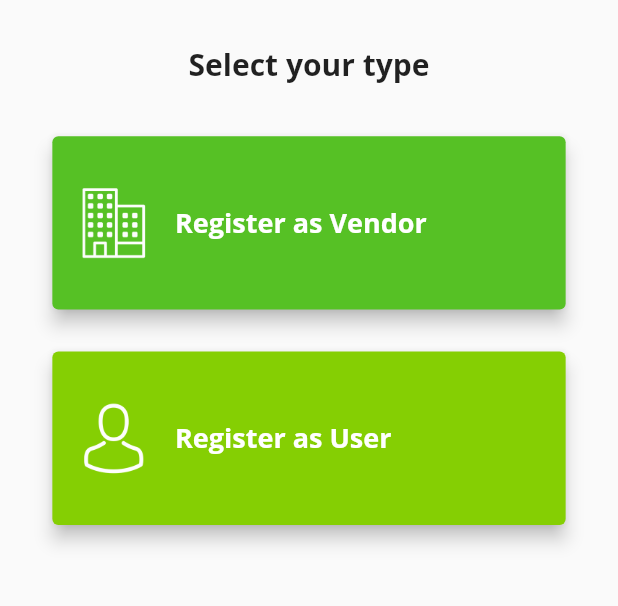
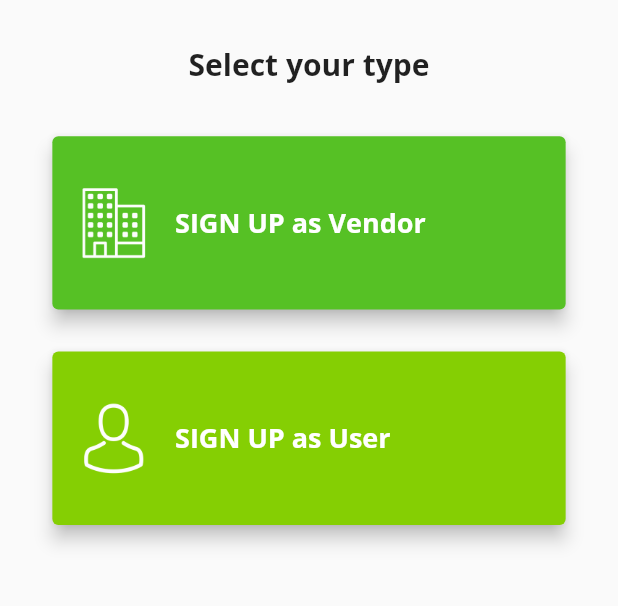
Before and after one commit to bhabalhemant/scrap_green, a Flutter app: the SelectTypeScreen screen opened by its route, on a phone screen of 412 x 824 dp, the part 464-1070 px from its top. Run offline on Flutter 3.47's test engine with Material 2 defaults, Android fonts, the phone set to English and light mode, and no system bars; our stand-ins replace carousel_slider, datetime_picker_formfield, dio, easy_localization, equatable, file_picker and 9 more; accounts and stored records are empty.

Commit message:
new changes add

```diff
--- a/assets/translations/en-US.json
+++ b/assets/translations/en-US.json
@@ -2,7 +2,19 @@
   "sign_up": "SIGN UP",
   "sign_up_desc": "Sign up with Scrap Green and you are ready to sell your scrap without any hassle. Sit at home and sell your scrap",
   "sign_in": "SIGN IN",
+  "sign_in_vendor": "SIGN IN VENDOR",
   "stay_home": "#STAYHOME",
   "create_your_account": "Create your account",
-  "forgot_password": "Forgot Password?"
+  "forgot_password": "Forgot Password?",
+  "vendor_login_click": "Vendor SIGN IN click here.",
+  "user_login_click": "User SIGN IN click here.",
+  "select_type": "Select your type",
+  "sign_up_vendor": "SIGN UP as Vendor",
+  "sign_up_user": "SIGN UP as User",
+  "check_rate_card": "Check our latest rate card here",
+  "rate_card": "Rate Card",
+  "schedule_pick_up": "SCHEDULE PICKUP",
+  "check_history": "CHECK HISTORY",
+  "my_contribution": "MY CONTRIBUTION",
+  "ask_help": "ASK FOR HELP"
 }
--- a/lib/ui/carousel_demo.dart
+++ b/lib/ui/carousel_demo.dart
@@ -154,7 +154,7 @@ class _CarouselDemoState extends State<CarouselDemo> {
                     _current = index;
                   });
                 },
-                height: MediaQuery.of(context).size.height),
+                height: MediaQuery.of(context).size.height*2),
             carouselController: _controller,
           ),
         ),
--- a/lib/ui/select_type_screen.dart
+++ b/lib/ui/select_type_screen.dart
@@ -4,6 +4,8 @@ import 'package:scrapgreen/utils/singleton.dart';
 import 'package:flutter/material.dart';
 import 'package:flutter/rendering.dart';
 import 'package:url_launcher/url_launcher.dart';
+import 'package:scrapgreen/generated/locale_keys.g.dart';
+import 'package:easy_localization/easy_localization.dart';
 
 class SelectTypeScreen extends StatefulWidget {
   @override
@@ -41,9 +43,10 @@ class _State extends State<SelectTypeScreen> {
           ),
           AppSingleton.instance.getSizedSpacer(30),
           Text(
-            'Select your type',
+            // 'Select your type',
+            LocaleKeys.select_type,
             style: AppTextStyle.bold(Colors.black87, 20.0),
-          ),
+          ).tr(),
           AppSingleton.instance.getSizedSpacer(30),
           buildTypes('INS',onVendor),
           AppSingleton.instance.getSizedSpacer(20),
@@ -95,14 +98,14 @@ class _State extends State<SelectTypeScreen> {
                   children: <Widget>[
                     Text(
                       which != 'INS'
-                          ? 'Register as User'
-                          : 'Register as Vendor',
+                          ? LocaleKeys.sign_up_user
+                          : LocaleKeys.sign_up_vendor,
                       textAlign: TextAlign.start,
                       maxLines: 3,
                       softWrap: false,
                       overflow: TextOverflow.fade,
                       style: AppTextStyle.bold(Colors.white, 18.0),
-                    ),
+                    ).tr(),
                     // Text(
                     //   which == 'INS'
                     //       ? 'For making donations'
--- a/lib/ui/sign_in_screen.dart
+++ b/lib/ui/sign_in_screen.dart
@@ -332,7 +332,8 @@ class _SignInScreenState extends State<SignInScreen> {
           Navigator.pushNamed(context, Constants.ROUTE_SIGN_IN_VENDOR);
         },
         child: Text(
-          'Vendor SIGN IN click here.',
+          // 'dfgh',
+          LocaleKeys.vendor_login_click,
           style: AppTextStyle.bold(Colors.black87, 14.0),
         ).tr(),
       ),
```
Also changed, not shown: assets/translations/hi-IN.json (+13 -1 lines), assets/translations/mr-IN.json (+13 -1 lines), lib/ui/home.dart (+20 -12 lines), lib/ui/sign_in_vendor_screen.dart (+12 -8 lines), lib/generated/codegen_loader.g.dart, lib/generated/locale_keys.g.dart.
